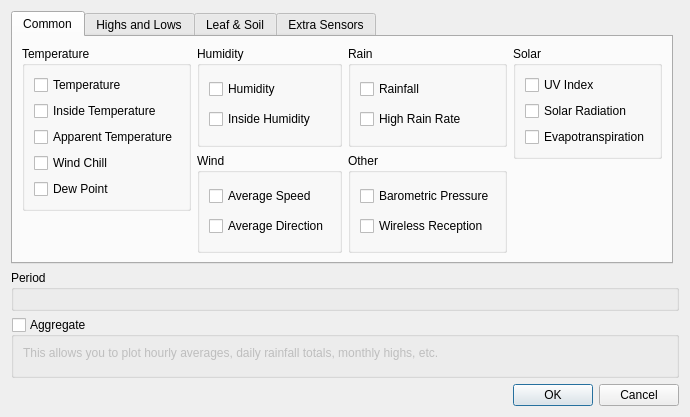
This is desktop/charts/chartoptionsdialog.ui in davidrg/zxweather as Qt 5 draws it before an edit. The edited form follows.
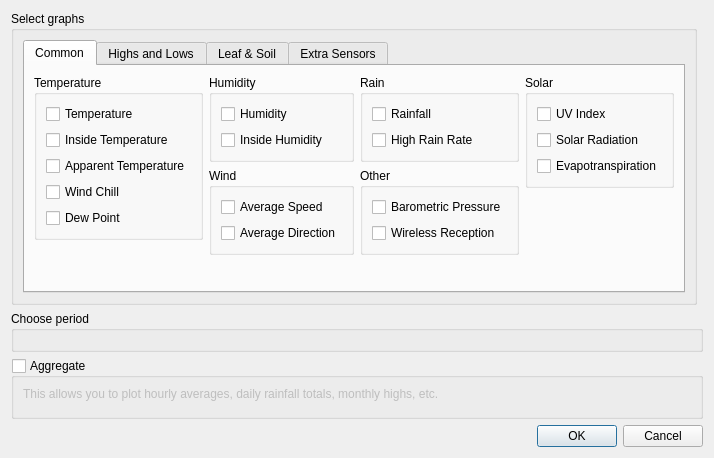
This is the edited form. Icons and pictures are not drawn. Custom widgets are drawn as their Qt base class.

Commit message: Tidy up the chart options dialog very slightly.

The edit to the form file:
```diff
--- a/desktop/charts/chartoptionsdialog.ui
+++ b/desktop/charts/chartoptionsdialog.ui
@@ -6,8 +6,8 @@
    <rect>
     <x>0</x>
     <y>0</y>
-    <width>651</width>
-    <height>403</height>
+    <width>828</width>
+    <height>450</height>
    </rect>
   </property>
   <property name="windowTitle">
@@ -21,6 +21,16 @@
    <property name="sizeConstraint">
     <enum>QLayout::SetFixedSize</enum>
    </property>
+   <item row="3" column="0" colspan="2">
+    <widget class="QDialogButtonBox" name="buttonBox">
+     <property name="orientation">
+      <enum>Qt::Horizontal</enum>
+     </property>
+     <property name="standardButtons">
+      <set>QDialogButtonBox::Cancel|QDialogButtonBox::Ok</set>
+     </property>
+    </widget>
+   </item>
    <item row="2" column="0" colspan="2">
     <widget class="QGroupBox" name="gbAggregate">
      <property name="whatsThis">
@@ -29,6 +39,9 @@
      <property name="title">
       <string>Aggregate</string>
      </property>
+     <property name="flat">
+      <bool>true</bool>
+     </property>
      <property name="checkable">
       <bool>true</bool>
      </property>
@@ -55,7 +68,10 @@
    <item row="1" column="0" colspan="2">
     <widget class="QGroupBox" name="groupBox_3">
      <property name="title">
-      <string>Period</string>
+      <string>Choose period</string>
+     </property>
+     <property name="flat">
+      <bool>true</bool>
      </property>
      <layout class="QGridLayout" name="gridLayout_3">
       <item row="0" column="0">
@@ -68,16 +84,15 @@
      </layout>
     </widget>
    </item>
-   <item row="3" column="0" colspan="2">
-    <widget class="QDialogButtonBox" name="buttonBox">
-     <property name="orientation">
-      <enum>Qt::Horizontal</enum>
+   <item row="0" column="0">
+    <widget class="QGroupBox" name="groupBox_4">
+     <property name="title">
+      <string>Select graphs</string>
      </property>
-     <property name="standardButtons">
-      <set>QDialogButtonBox::Cancel|QDialogButtonBox::Ok</set>
+     <property name="flat">
+      <bool>true</bool>
      </property>
-    </widget>
-   </item>
+     <layout class="QGridLayout" name="gridLayout_9">
    <item row="0" column="0">
     <widget class="QTabWidget" name="tabWidget">
      <property name="currentIndex">
@@ -263,6 +278,19 @@
            </layout>
           </widget>
          </item>
+            <item>
+             <spacer name="verticalSpacer_2">
+              <property name="orientation">
+               <enum>Qt::Vertical</enum>
+              </property>
+              <property name="sizeHint" stdset="0">
+               <size>
+                <width>20</width>
+                <height>0</height>
+               </size>
+              </property>
+             </spacer>
+            </item>
         </layout>
        </item>
        <item row="0" column="3">
@@ -414,6 +442,19 @@
            </layout>
           </widget>
          </item>
+            <item>
+             <spacer name="verticalSpacer_3">
+              <property name="orientation">
+               <enum>Qt::Vertical</enum>
+              </property>
+              <property name="sizeHint" stdset="0">
+               <size>
+                <width>20</width>
+                <height>0</height>
+               </size>
+              </property>
+             </spacer>
+            </item>
         </layout>
        </item>
       </layout>
@@ -838,6 +879,9 @@
    </item>
   </layout>
  </widget>
+   </item>
+  </layout>
+ </widget>
  <customwidgets>
   <customwidget>
    <class>TimespanWidget</class>
```
Left out of the diff: 1 changed line with no effect on the pictures. Lines whose indentation alone changed are shown as unchanged. The commit also changes 1 other file.
